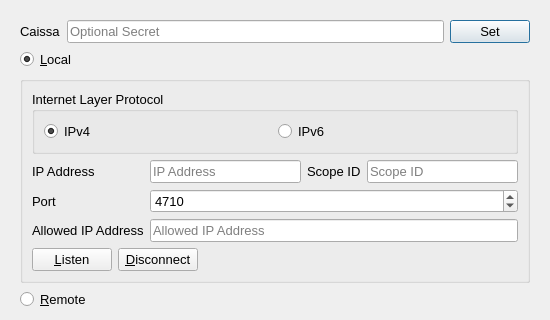
Before: the Qt Designer form UI/qtchess_setup.ui in textbrowser/qtchess, drawn with Qt 5; both pictures show x 0 to 550 and y 0 to 320 of the 550 by 750 pixel window.
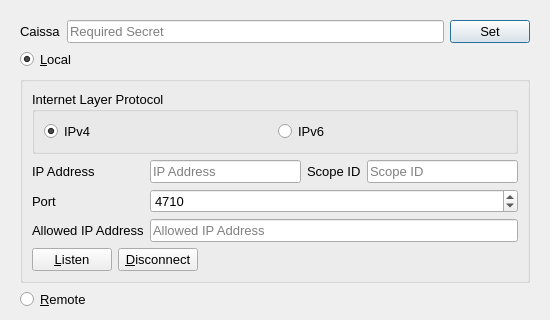
After: the same form once the commit is applied. Icons and pictures are not drawn.

```diff
--- a/UI/qtchess_setup.ui
+++ b/UI/qtchess_setup.ui
@@ -56,7 +56,7 @@
             <string>&lt;html&gt;&lt;head/&gt;&lt;body&gt;&lt;p&gt;Data authentication is provided by SHA-1 HMAC. The secret key is created from the local and remote peer information. The optional secret will be mixed into the key.&lt;/p&gt;&lt;/body&gt;&lt;/html&gt;</string>
            </property>
            <property name="placeholderText">
-            <string>Optional Secret</string>
+            <string>Required Secret</string>
            </property>
            <property name="clearButtonEnabled">
             <bool>true</bool>
```
Left out of the diff: 2 changed lines with no effect on the pictures.
